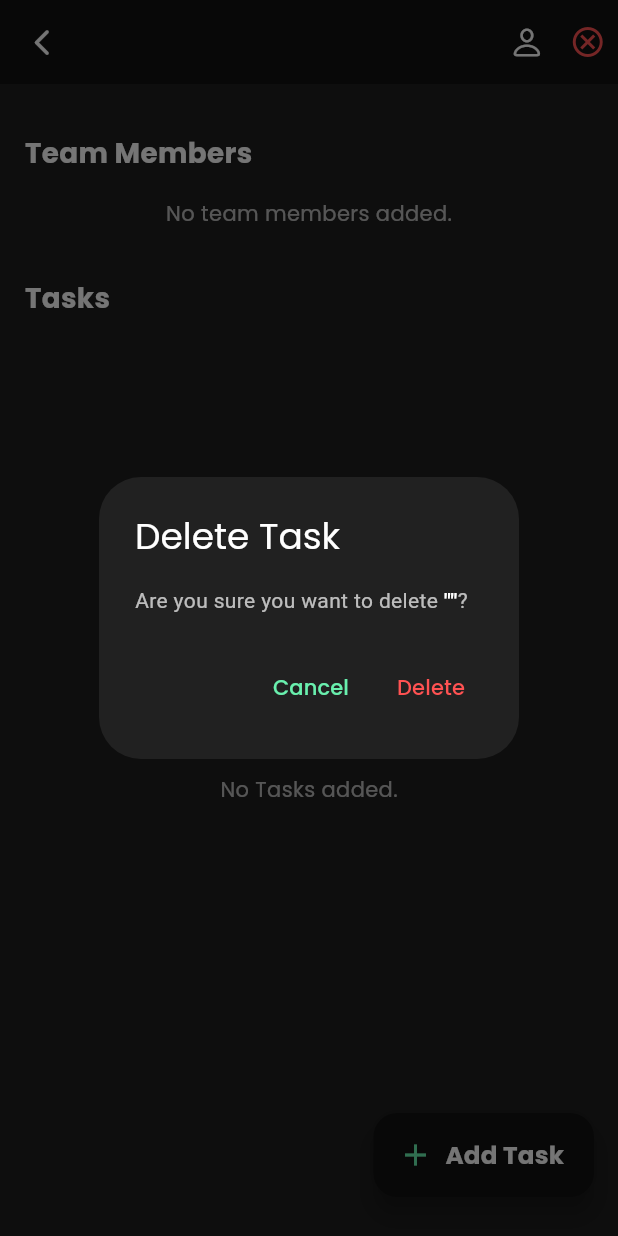
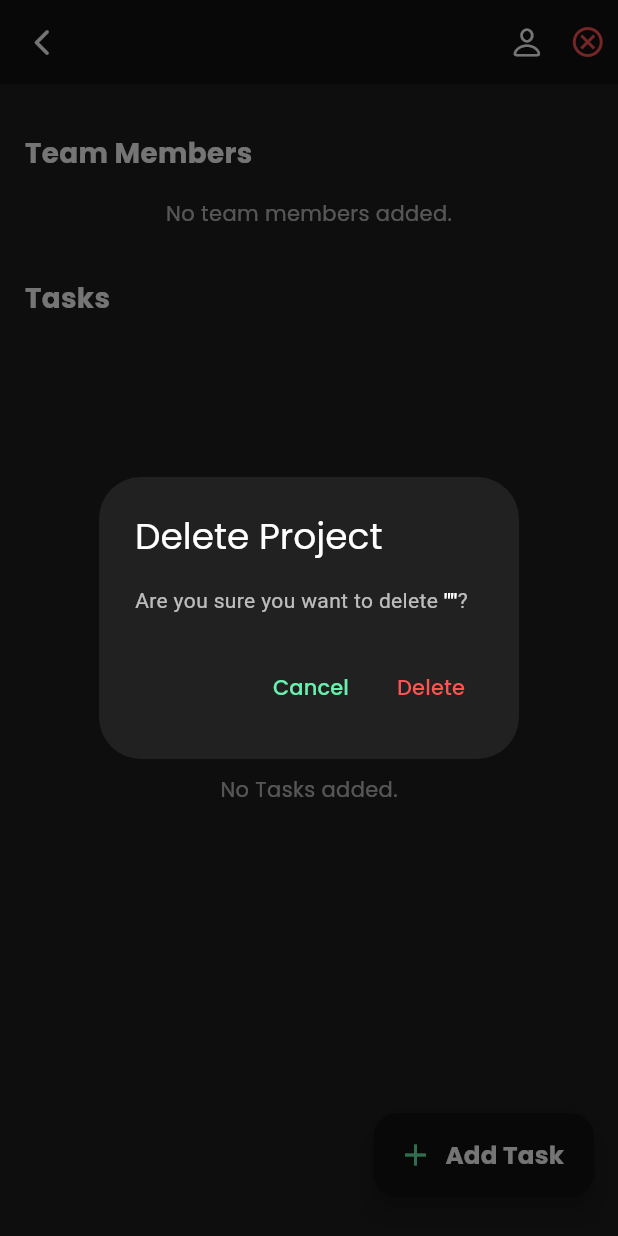
Before and after one commit to hba777/Scuffed-Collab, a Flutter app: the ProjectScreen screen opened directly with empty values, after a tap on the "cancel" icon, on a phone screen of 412 x 824 dp. Run offline on Flutter 3.47's test engine with Material 3 defaults, Android fonts, the phone set to English and light mode, and no system bars; our stand-ins replace bloc, cached_network_image, cloud_firestore, firebase_auth, firebase_core, firebase_messaging and 7 more; missing offline and left inert: flutter_notification_channel, workmanager; accounts and stored records are empty; project files that could hold a hidden picture were left out.

```diff
--- a/lib/screens/projectScreen/ui/project_screen.dart
+++ b/lib/screens/projectScreen/ui/project_screen.dart
@@ -1,5 +1,3 @@
-import 'dart:ffi';
-
 import 'package:cached_network_image/cached_network_image.dart';
 import 'package:flutter/cupertino.dart';
 import 'package:flutter/material.dart';
@@ -341,7 +339,7 @@ void _showDeleteConfirmationDialog(BuildContext parentContext, Projects project,
       return AlertDialog(
         backgroundColor: Colors.grey[900],
         title: const Text(
-          'Delete Task',
+          'Delete Project',
           style: TextStyle(color: Colors.white),
         ),
         content: Text.rich(
--- a/lib/screens/splashScreen/splash_screen.dart
+++ b/lib/screens/splashScreen/splash_screen.dart
@@ -58,7 +58,8 @@ class _SplashScreenState extends State<SplashScreen> {
           Positioned(
               bottom: mq.height * .15,
               width: mq.width * 1,
-              child: const Text('Scuffed Collab',
+              child:
+              const Text('Scuffed Collab',
                 textAlign: TextAlign.center,
                 style: TextStyle(
                     fontSize: 32,
```
Also changed, not shown: lib/firebase_options.dart (added), 3 other files.
